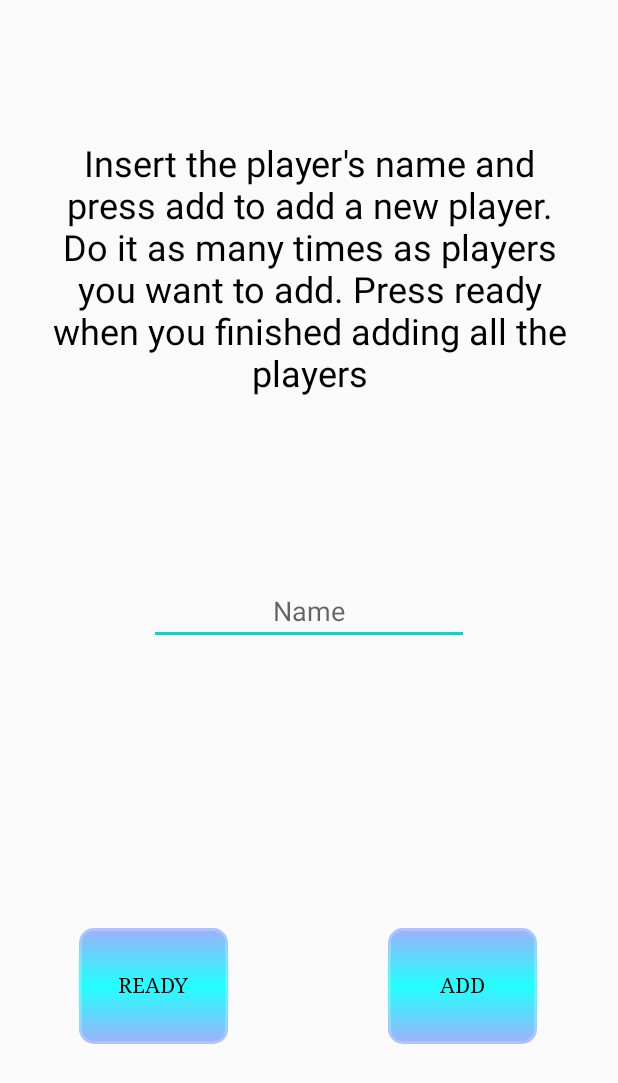
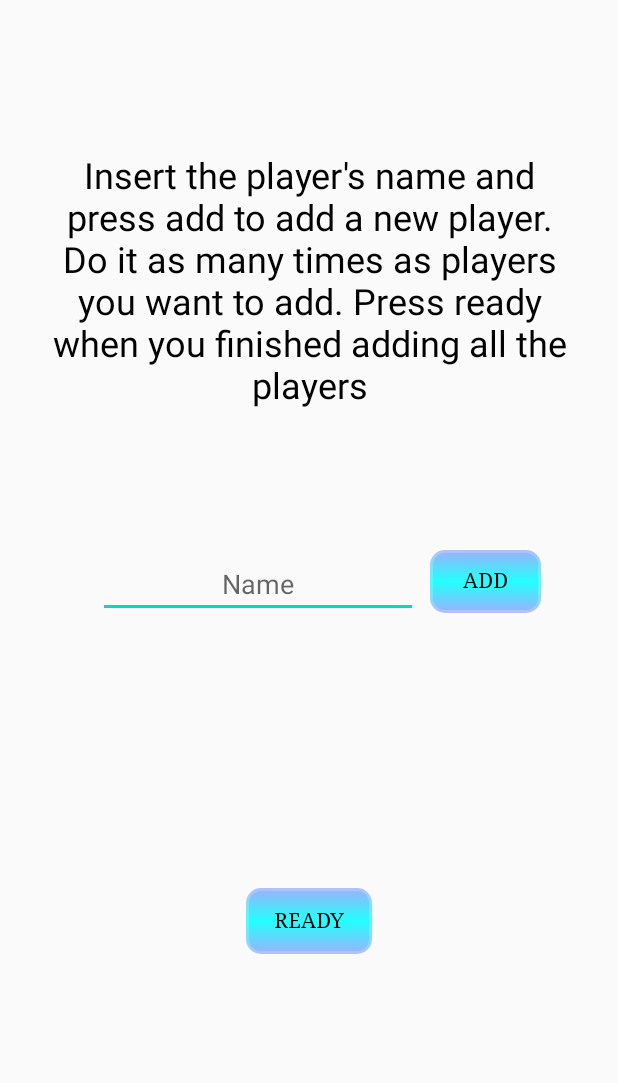
Before and after one commit to alanrychert/TDP_app, an Android app: the MainActivity screen opened directly, with no data from a screen before it, on a phone screen of 412 x 824 dp. Shown: the top 1083 px of the screen. Run offline under Robolectric (Android 15) with nearby library versions, the phone set to English and light mode, and no system bars.

Commit message:
Ya funciona correctamente el todo. Se ve mal en algunos celulares pero la funcionalidad ya está

```diff
--- a/app/build.gradle
+++ b/app/build.gradle
@@ -29,6 +29,7 @@ dependencies {
     implementation 'androidx.core:core-ktx:1.3.1'
     implementation 'androidx.appcompat:appcompat:1.2.0'
     implementation 'androidx.constraintlayout:constraintlayout:1.1.3'
+    implementation "androidx.recyclerview:recyclerview:1.1.0"
     implementation 'com.google.code.gson:gson:2.8.5'
     implementation 'com.google.android.material:material:1.2.0'
     testImplementation 'junit:junit:4.12'
--- a/app/src/main/assets/Challenges_es.JSON
+++ b/app/src/main/assets/Challenges_es.JSON
@@ -52,7 +52,7 @@
     "value": "4"
   },
   {
-    "description": "Mandále un mensaje que diga 'te quiero cojer' a la tercera persona de tu Whatsapp",
+    "description": "Mandále un mensaje que diga 'te amo' a la tercera persona de tu Whatsapp",
     "value": "4"
   },
   {
--- a/app/src/main/java/com/example/tdp_basico_posta/InitialActivity.kt
+++ b/app/src/main/java/com/example/tdp_basico_posta/InitialActivity.kt
@@ -17,9 +17,11 @@ import com.google.gson.reflect.TypeToken
 import java.io.IOException
 
 class InitialActivity : AppCompatActivity() {
+
     /*
     Reads all the challenges from the challenges JSON file and add them to AppData
-     */
+    */
+
     override fun onCreate(savedInstanceState: Bundle?) {
         super.onCreate(savedInstanceState)
         setContentView(R.layout.activity_initial)
--- a/app/src/main/java/com/example/tdp_basico_posta/logic/Player.kt
+++ b/app/src/main/java/com/example/tdp_basico_posta/logic/Player.kt
@@ -1,5 +1,6 @@
 package com.example.tdp_basico_posta.logic
 
-class Player (val name:String) {
-    var points:Int=0
+
+data class Player(val name: String) {
+    var points: Int = 0
 }
--- a/app/src/main/java/com/example/tdp_basico_posta/ui/MainActivity.kt
+++ b/app/src/main/java/com/example/tdp_basico_posta/ui/MainActivity.kt
@@ -3,27 +3,38 @@ package com.example.tdp_basico_posta.ui
 import android.os.Bundle
 import android.view.View
 import androidx.appcompat.app.AppCompatActivity
+import androidx.recyclerview.widget.DividerItemDecoration
+import androidx.recyclerview.widget.LinearLayoutManager
 import com.example.tdp_basico_posta.R
-import com.example.tdp_basico_posta.logic.AppData
+import com.example.tdp_basico_posta.logic.NamesAdapter
 import com.google.android.material.snackbar.BaseTransientBottomBar
 import com.google.android.material.snackbar.Snackbar
 import kotlinx.android.synthetic.main.activity_main.*
 
 
 class MainActivity : AppCompatActivity() {
-    val names = arrayListOf<String>()
+    val adapter = NamesAdapter()
     private lateinit var jsonChallenges: String
 
     override fun onCreate(savedInstanceState: Bundle?) {
         super.onCreate(savedInstanceState)
         setContentView(R.layout.activity_main)
+
+        my_recycler_view.adapter = adapter
+        my_recycler_view.layoutManager = LinearLayoutManager(this)
+        my_recycler_view.addItemDecoration(
+            DividerItemDecoration(
+                this,
+                LinearLayoutManager.VERTICAL
+            )
+        )
     }
 
     fun addName(view: View) {
         if (editTextTextPersonName.text.isNotEmpty() && editTextTextPersonName.text.isNotBlank()) {
             val name = editTextTextPersonName.text.toString()
             editTextTextPersonName.text.clear()
-            AppData.addPlayer(name)
+            adapter.addName(name)
         } else {
             val mySnackbar = Snackbar.make(
                 view, R.string.incomplete_info,
@@ -38,4 +49,6 @@ class MainActivity : AppCompatActivity() {
         //startActivity(intent)
         finish()
     }
+
+
 }
--- a/app/src/main/java/com/example/tdp_basico_posta/ui/WinnerActivity.kt
+++ b/app/src/main/java/com/example/tdp_basico_posta/ui/WinnerActivity.kt
@@ -10,6 +10,7 @@ import com.example.tdp_basico_posta.logic.AppData
 import kotlinx.android.synthetic.main.activity_winner.*
 
 class WinnerActivity : AppCompatActivity() {
+
     override fun onCreate(savedInstanceState: Bundle?) {
         super.onCreate(savedInstanceState)
         setContentView(R.layout.activity_winner)
--- a/app/src/main/res/layout/activity_main.xml
+++ b/app/src/main/res/layout/activity_main.xml
@@ -8,51 +8,52 @@
 
     <Button
         android:id="@+id/addPlayers_done"
-        android:layout_width="103dp"
-        android:layout_height="81dp"
-        android:layout_marginTop="191dp"
-        android:layout_marginBottom="131dp"
+        android:layout_width="78dp"
+        android:layout_height="46dp"
+        android:layout_marginStart="5dp"
+        android:layout_marginTop="92dp"
+        android:layout_marginEnd="48dp"
         android:background="@drawable/default_button_animator"
         android:fontFamily="@font/droid_serif"
         android:onClick="addName"
         android:text="@string/boton_addPlayer"
         android:textColor="@android:color/black"
-        app:layout_constraintBottom_toBottomOf="parent"
+        app:layout_constraintBottom_toTopOf="@+id/guideline4"
         app:layout_constraintEnd_toEndOf="parent"
-        app:layout_constraintStart_toStartOf="@+id/guideline2"
-        app:layout_constraintTop_toBottomOf="@+id/editTextTextPersonName" />
+        app:layout_constraintHorizontal_bias="1.0"
+        app:layout_constraintStart_toEndOf="@+id/editTextTextPersonName"
+        app:layout_constraintTop_toBottomOf="@+id/text_explanation" />
 
     <Button
         android:id="@+id/button"
-        android:layout_width="103dp"
-        android:layout_height="81dp"
-        android:layout_marginTop="191dp"
-        android:layout_marginBottom="131dp"
+        android:layout_width="wrap_content"
+        android:layout_height="wrap_content"
+        android:layout_marginTop="24dp"
+        android:layout_marginBottom="64dp"
         android:background="@drawable/default_button_animator"
         android:fontFamily="@font/droid_serif"
         android:onClick="returnInitial"
         android:text="@string/addPlayers_doneButton"
         android:textColor="@android:color/black"
-        app:layout_constraintBottom_toBottomOf="parent"
-        app:layout_constraintEnd_toStartOf="@+id/guideline2"
+        app:layout_constraintBottom_toTopOf="@+id/guideline3"
+        app:layout_constraintEnd_toEndOf="parent"
         app:layout_constraintStart_toStartOf="parent"
-        app:layout_constraintTop_toBottomOf="@+id/editTextTextPersonName" />
+        app:layout_constraintTop_toBottomOf="@+id/my_recycler_view" />
 
     <EditText
         android:id="@+id/editTextTextPersonName"
         android:layout_width="wrap_content"
-        android:layout_height="wrap_content"
-        android:layout_marginStart="99dp"
-        android:layout_marginTop="120dp"
-        android:layout_marginEnd="99dp"
+        android:layout_height="45dp"
+        android:layout_marginStart="64dp"
+        android:layout_marginTop="95dp"
         android:autofillHints="@string/input_name"
         android:ems="10"
         android:hint="@string/input_name"
         android:inputType="textPersonName"
         android:textAlignment="center"
         android:textColor="@android:color/black"
-        app:layout_constraintEnd_toEndOf="parent"
-        app:layout_constraintHorizontal_bias="0.333"
+        app:layout_constraintBottom_toTopOf="@+id/guideline4"
+        app:layout_constraintEnd_toStartOf="@+id/addPlayers_done"
         app:layout_constraintStart_toStartOf="parent"
         app:layout_constraintTop_toBottomOf="@+id/text_explanation" />
 
@@ -63,12 +64,11 @@
         android:layout_marginStart="30dp"
         android:layout_marginTop="100dp"
         android:layout_marginEnd="30dp"
-        android:layout_marginBottom="568dp"
         android:text="@string/text_explanation"
         android:textAlignment="center"
         android:textColor="@android:color/black"
         android:textSize="24sp"
-        app:layout_constraintBottom_toBottomOf="parent"
+        app:layout_constraintBottom_toTopOf="@+id/addPlayers_done"
         app:layout_constraintEnd_toEndOf="parent"
         app:layout_constraintHorizontal_bias="0.0"
         app:layout_constraintStart_toStartOf="parent"
@@ -79,7 +79,48 @@
         android:layout_width="wrap_content"
         android:layout_height="wrap_content"
         android:orientation="vertical"
+        app:layout_constraintBottom_toBottomOf="parent"
         app:layout_constraintEnd_toEndOf="parent"
         app:layout_constraintGuide_begin="205dp"
+        app:layout_constraintStart_toStartOf="parent"
+        app:layout_constraintTop_toTopOf="parent" />
+
+    <androidx.recyclerview.widget.RecyclerView
+        android:id="@+id/my_recycler_view"
+        android:layout_width="0dp"
+        android:layout_height="0dp"
+        android:layout_marginStart="20dp"
+        android:layout_marginTop="20dp"
+        android:layout_marginEnd="20dp"
+        android:layout_marginBottom="20dp"
+        app:layout_constraintBottom_toTopOf="@+id/button"
+        app:layout_constraintEnd_toEndOf="parent"
+        app:layout_constraintStart_toStartOf="parent"
+        app:layout_constraintTop_toTopOf="@+id/guideline4" />
+
+    <androidx.constraintlayout.widget.Guideline
+        android:id="@+id/guideline3"
+        android:layout_width="wrap_content"
+        android:layout_height="wrap_content"
+        android:layout_marginEnd="411dp"
+        android:layout_marginBottom="80dp"
+        android:orientation="horizontal"
+        app:layout_constraintBottom_toBottomOf="parent"
+        app:layout_constraintEnd_toEndOf="parent"
+        app:layout_constraintGuide_begin="702dp"
         app:layout_constraintStart_toStartOf="parent" />
+
+    <androidx.constraintlayout.widget.Guideline
+        android:id="@+id/guideline4"
+        android:layout_width="0dp"
+        android:layout_height="0dp"
+        android:layout_marginTop="411dp"
+        android:layout_marginBottom="320dp"
+        android:orientation="horizontal"
+        app:layout_constraintBottom_toBottomOf="parent"
+        app:layout_constraintEnd_toEndOf="parent"
+        app:layout_constraintGuide_begin="411dp"
+        app:layout_constraintStart_toStartOf="parent"
+        app:layout_constraintTop_toTopOf="parent" />
+
 </androidx.constraintlayout.widget.ConstraintLayout>
```
Also changed, not shown: app/src/main/AndroidManifest.xml (+21 -7 lines), app/src/main/java/com/example/tdp_basico_posta/logic/NamesAdapter.kt (added, +31 -0 lines), app/src/main/java/com/example/tdp_basico_posta/logic/Party.kt (+4 -4 lines), app/src/main/res/layout/activity_addchallenge.xml (+7 -7 lines), app/src/main/res/layout/activity_initial.xml (+12 -6 lines), app/src/main/res/layout/activity_instructions.xml (+4 -4 lines), app/src/main/res/layout/activity_playing.xml (+36 -23 lines), app/src/main/res/layout/recyclerview_name.xml (added, +25 -0 lines).
